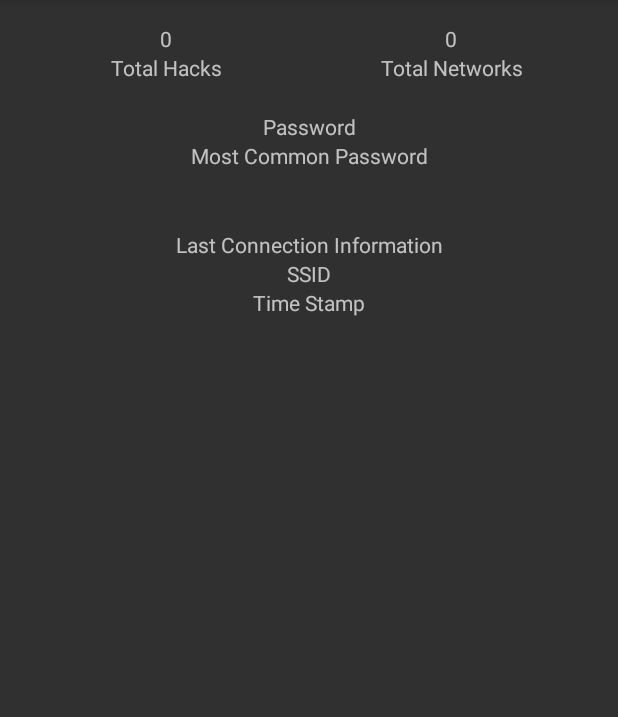
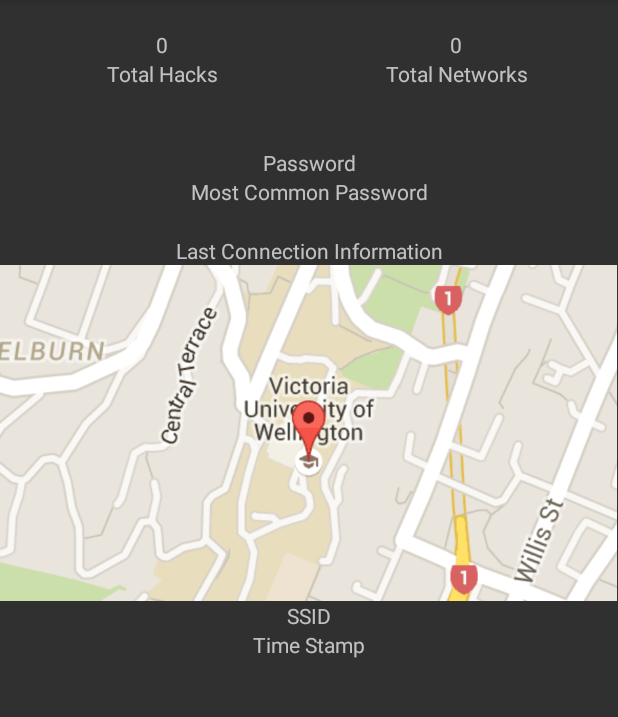
Before and after one commit to Front-Door/NetFindr, an Android app: the screen it shows after launch (MainActivity), on a phone screen of 412 x 824 dp, the part 84-801 px from its top. Run offline under Robolectric (Android 15) with nearby library versions, the phone set to English and light mode, and no system bars.

Commit message:
Added Image on Main Page

```diff
--- a/app/src/main/res/layout/activity_main.xml
+++ b/app/src/main/res/layout/activity_main.xml
@@ -4,21 +4,19 @@
     xmlns:tools="http://schemas.android.com/tools"
     android:layout_width="match_parent"
     android:layout_height="match_parent"
-    android:paddingBottom="@dimen/activity_vertical_margin"
-    android:paddingLeft="@dimen/activity_horizontal_margin"
-    android:paddingRight="@dimen/activity_horizontal_margin"
-    android:paddingTop="@dimen/activity_vertical_margin"
     tools:context="nz.frontdoor.netfindr.MainActivity">
 
     <LinearLayout
         android:id="@+id/header_info"
         android:layout_width="match_parent"
         android:layout_height="wrap_content"
+        android:layout_margin="20dp"
         android:orientation="horizontal">
 
         <LinearLayout
             android:layout_width="0dp"
             android:layout_height="wrap_content"
+            android:layout_marginRight="10dp"
             android:layout_weight="1"
             android:orientation="vertical">
 
@@ -41,6 +39,7 @@
         <LinearLayout
             android:layout_width="0dp"
             android:layout_height="wrap_content"
+            android:layout_marginLeft="10dp"
             android:layout_weight="1"
             android:orientation="vertical">
 
@@ -66,8 +65,8 @@
         android:layout_width="match_parent"
         android:layout_height="wrap_content"
         android:layout_below="@id/header_info"
-        android:orientation="vertical"
-        android:layout_margin="20dp">
+        android:layout_margin="20dp"
+        android:orientation="vertical">
 
         <TextView
             android:layout_width="match_parent"
@@ -87,10 +86,9 @@
 
     <LinearLayout
         android:layout_width="match_parent"
-        android:layout_height="match_parent"
+        android:layout_height="wrap_content"
         android:layout_below="@id/secondary_header"
-        android:orientation="vertical"
-        android:layout_margin="20dp">
+        android:orientation="vertical">
 
         <TextView
             android:layout_width="match_parent"
@@ -98,6 +96,13 @@
             android:gravity="center_horizontal"
             android:text="Last Connection Information"
             android:textAlignment="center" />
+
+        <ImageView
+            android:layout_width="match_parent"
+            android:layout_height="wrap_content"
+            android:adjustViewBounds="true"
+            android:scaleType="centerInside"
+            android:src="@drawable/vic" />
 
         <TextView
             android:layout_width="match_parent"
@@ -115,4 +120,5 @@
 
     </LinearLayout>
 
+
 </RelativeLayout>
```
Also changed, not shown: app/src/main/res/drawable/vic.png (added).
